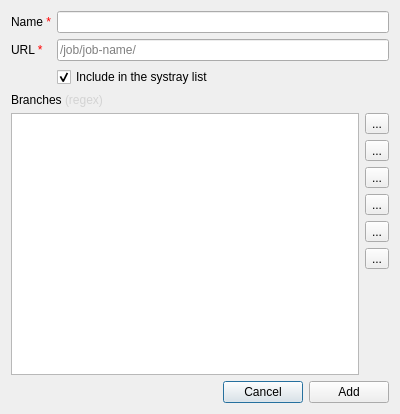
Qt form ui/AddJobDialog.ui (germaniumhq/felix) before a commit.
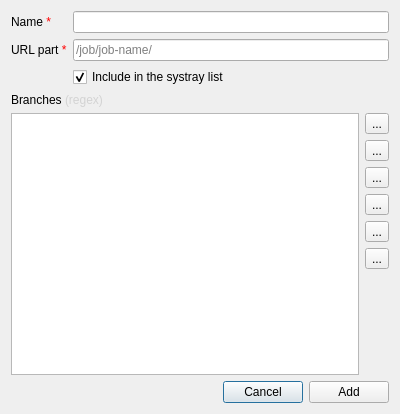
The same form after that commit.

```diff
--- a/ui/AddJobDialog.ui
+++ b/ui/AddJobDialog.ui
@@ -32,7 +32,7 @@
      <item row="1" column="0">
       <widget class="QLabel" name="label_2">
        <property name="text">
-        <string>URL &lt;span style=&quot;color: red&quot;&gt;*&lt;/span&gt;</string>
+        <string>URL part &lt;span style=&quot;color: red&quot;&gt;*&lt;/span&gt;</string>
        </property>
       </widget>
      </item>
```
